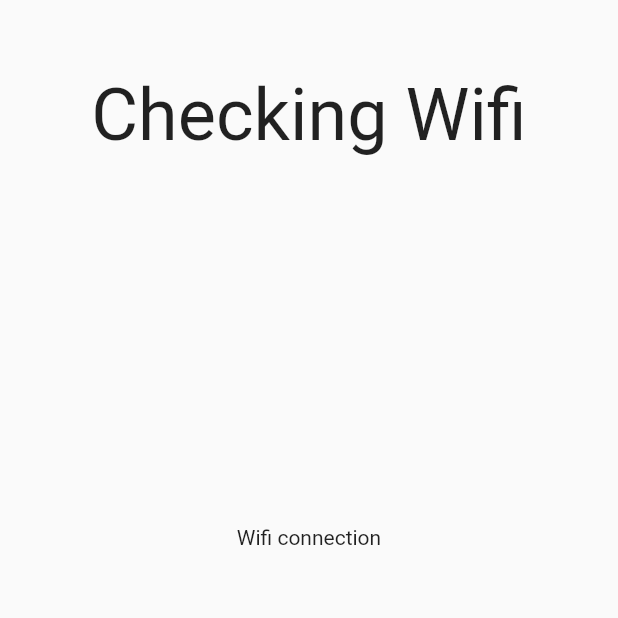
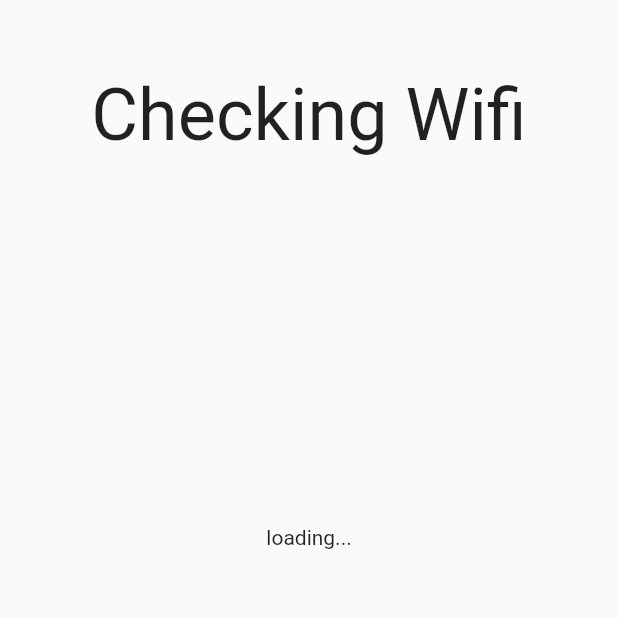
Before and after one commit to mohankumargupta/ha_kodi_preflight, a Flutter app: the CheckWifiScreen screen opened by its route, on a phone screen of 412 x 824 dp, the top half of it. Run offline on Flutter 3.47's test engine with Material 2 defaults, Android fonts, the phone set to English and light mode, and no system bars; our stand-ins replace connectivity_plus, flutter_riverpod, go_router; missing offline and left inert: network_info_plus.

Commit message:
wifi loading screen

```diff
--- a/lib/providers/wifi.dart
+++ b/lib/providers/wifi.dart
@@ -1,6 +1,27 @@
 import 'package:flutter_riverpod/flutter_riverpod.dart';
 import 'package:connectivity_plus/connectivity_plus.dart';
+import 'package:network_info_plus/network_info_plus.dart';
 
 final wifiStatusProvider = FutureProvider<ConnectivityResult>((ref) {
   return Connectivity().checkConnectivity();
 });
+
+class WifiDetails {
+  String ssid;
+  String ipAddress;
+  WifiDetails(this.ssid, this.ipAddress);
+}
+
+final wifiProvider = FutureProvider<WifiDetails?>((ref) async {
+  final provider = await ref.watch(wifiStatusProvider.future);
+  await Future.delayed(const Duration(seconds: 5));
+
+  switch (provider) {
+    case ConnectivityResult.wifi:
+      final ipAddress = await NetworkInfo().getWifiIP();
+      final wifiName = await NetworkInfo().getWifiName();
+      return WifiDetails(wifiName!, ipAddress!);
+    default:
+      return null;
+  }
+});
--- a/lib/screens/check_wifi.dart
+++ b/lib/screens/check_wifi.dart
@@ -1,4 +1,3 @@
-import 'package:connectivity_plus/connectivity_plus.dart';
 import 'package:flutter/material.dart';
 import 'package:flutter/services.dart';
 import 'package:flutter_riverpod/flutter_riverpod.dart';
@@ -10,7 +9,7 @@ class CheckWifiScreen extends ConsumerWidget {
 
   @override
   Widget build(BuildContext context, WidgetRef ref) {
-    final wifi = ref.watch(wifiStatusProvider);
+    final wifiDetails = ref.watch(wifiProvider);
 
     return Scaffold(
       body: CallbackShortcuts(
@@ -31,22 +30,16 @@ class CheckWifiScreen extends ConsumerWidget {
                             style: TextStyle(fontSize: 48.0)))),
                 Expanded(
                   child: Center(
-                      child: wifi.when(
+                      child: wifiDetails.when(
                           data: (item) {
-                            switch (item) {
-                              case ConnectivityResult.wifi:
-                                return const Text("Wifi connection");
-
-                              case ConnectivityResult.ethernet:
-                                return const Text("Ethernet connection");
-
-                              default:
-                                return const Text(
-                                    "No connection(wifi or ethernet)");
+                            if (item == null) {
+                              return const Text("wifi not connected");
+                            } else {
+                              return Text("${item.ssid} ${item.ipAddress}");
                             }
                           },
-                          loading: () {},
-                          error: (e, st) {})),
+                          loading: () => const Text("loading..."),
+                          error: (e, st) => const Text("error"))),
                 )
               ],
             ),
```
